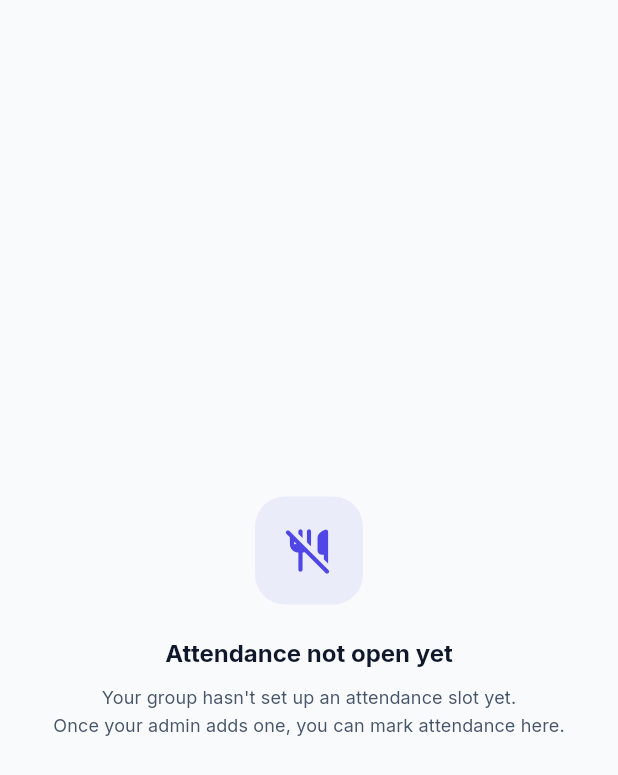
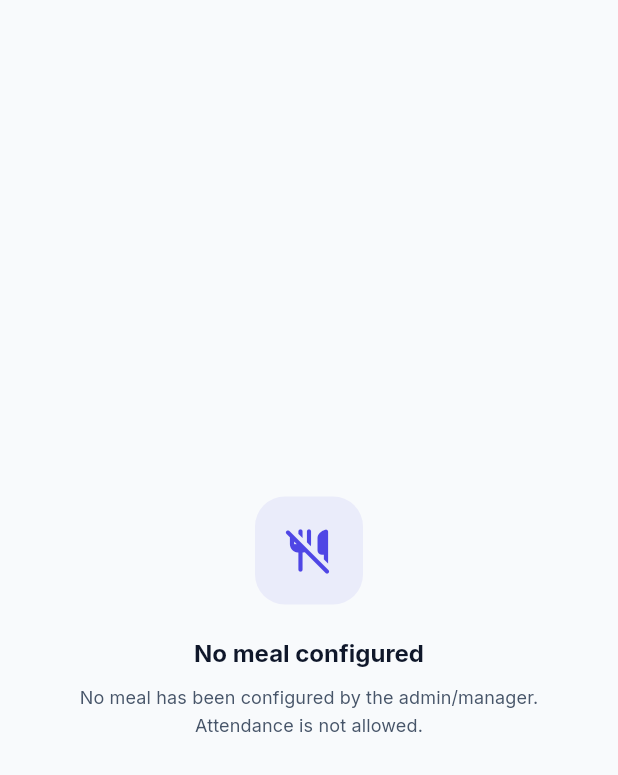
Before and after one commit to eMilestoneLabs/eMeal, a Flutter app: the _NoMealsView widget shown alone on an empty page, opened directly with empty values, on a phone screen of 412 x 824 dp. Shown: the top 775 px of the screen. Run offline on Flutter 3.47's test engine with Material 3 defaults, Android fonts, the phone set to English and light mode, and no system bars; our stand-ins replace dio, equatable, flutter_image_compress, flutter_local_notifications, flutter_secure_storage, go_router and 8 more; missing offline and left inert: mobile_scanner; accounts and stored records are empty.

Commit message:
fix(student): attendance empty-state message (no meal configured -> attendance not allowed)

```diff
--- a/lib/features/student/attendance/screens/attendance_screen.dart
+++ b/lib/features/student/attendance/screens/attendance_screen.dart
@@ -549,7 +549,7 @@ class _NoMealsView extends StatelessWidget {
             ),
             const SizedBox(height: AppConstants.space20),
             Text(
-              'Attendance not open yet',
+              'No meal configured',
               style: AppTypography.titleMedium.copyWith(
                 color: isDark ? AppColors.textPrimaryDark : AppColors.textPrimary,
                 fontWeight: FontWeight.w700,
@@ -557,8 +557,8 @@ class _NoMealsView extends StatelessWidget {
             ),
             const SizedBox(height: AppConstants.space8),
             Text(
-              "Your group hasn't set up an attendance slot yet.\n"
-              'Once your admin adds one, you can mark attendance here.',
+              'No meal has been configured by the admin/manager.\n'
+              'Attendance is not allowed.',
               style: AppTypography.bodySmall.copyWith(
                 color: isDark
                     ? AppColors.textSecondaryDark
```
